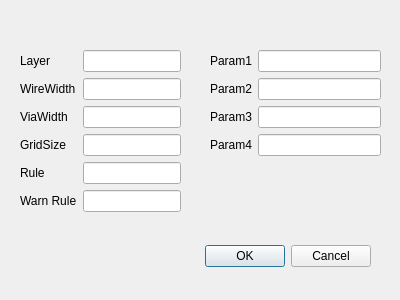
Qt form ViaWireExtract/wireviaparamdialog.ui (chenyufjfz/ChipPintu) before a commit.
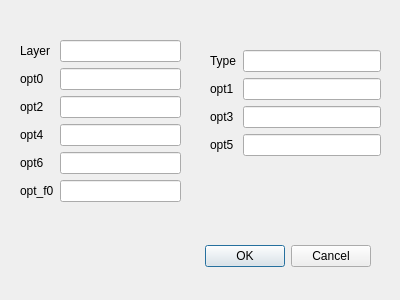
The same form after that commit.

Commit message: Add new vwextract2.cpp, it use mini grid method.

```diff
--- a/ViaWireExtract/wireviaparamdialog.ui
+++ b/ViaWireExtract/wireviaparamdialog.ui
@@ -33,7 +33,7 @@
    <property name="geometry">
     <rect>
      <x>20</x>
-     <y>50</y>
+     <y>40</y>
      <width>161</width>
      <height>164</height>
     </rect>
@@ -52,7 +52,7 @@
     <item row="2" column="0">
      <widget class="QLabel" name="label">
       <property name="text">
-       <string>WireWidth</string>
+       <string>opt0</string>
       </property>
      </widget>
     </item>
@@ -62,7 +62,7 @@
     <item row="3" column="0">
      <widget class="QLabel" name="label_2">
       <property name="text">
-       <string>ViaWidth</string>
+       <string>opt2</string>
       </property>
      </widget>
     </item>
@@ -72,7 +72,7 @@
     <item row="5" column="0">
      <widget class="QLabel" name="label_4">
       <property name="text">
-       <string>GridSize</string>
+       <string>opt4</string>
       </property>
      </widget>
     </item>
@@ -82,7 +82,7 @@
     <item row="6" column="0">
      <widget class="QLabel" name="label_5">
       <property name="text">
-       <string>Rule</string>
+       <string>opt6</string>
       </property>
      </widget>
     </item>
@@ -92,7 +92,7 @@
     <item row="7" column="0">
      <widget class="QLabel" name="label_10">
       <property name="text">
-       <string>Warn Rule</string>
+       <string>opt_f0</string>
       </property>
      </widget>
     </item>
@@ -114,7 +114,7 @@
     <item row="0" column="0">
      <widget class="QLabel" name="label_6">
       <property name="text">
-       <string>Param1</string>
+       <string>Type</string>
       </property>
      </widget>
     </item>
@@ -124,7 +124,7 @@
     <item row="1" column="0">
      <widget class="QLabel" name="label_7">
       <property name="text">
-       <string>Param2</string>
+       <string>opt1</string>
       </property>
      </widget>
     </item>
@@ -134,7 +134,7 @@
     <item row="2" column="0">
      <widget class="QLabel" name="label_8">
       <property name="text">
-       <string>Param3</string>
+       <string>opt3</string>
       </property>
      </widget>
     </item>
@@ -144,7 +144,7 @@
     <item row="3" column="0">
      <widget class="QLabel" name="label_9">
       <property name="text">
-       <string>Param4</string>
+       <string>opt5</string>
       </property>
      </widget>
     </item>
```
Left out of the diff: 18 changed lines with no effect on the pictures. The commit also changes 16 other files.
